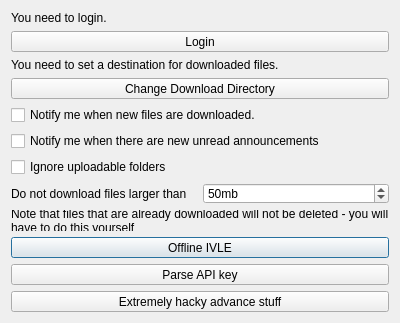
Above: settingsdialog.ui from Geraldcdx/IVLEDownloader before the change. Below: the same form after it.
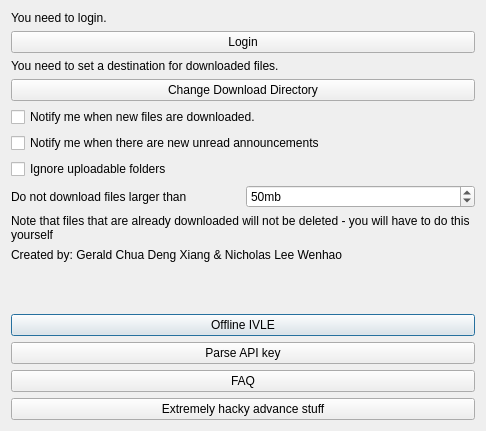
That is the form after the change. Icons and pictures are not drawn.

What changed in the file:
```diff
--- a/settingsdialog.ui
+++ b/settingsdialog.ui
@@ -9,8 +9,8 @@
    <rect>
     <x>0</x>
     <y>0</y>
-    <width>400</width>
-    <height>317</height>
+    <width>486</width>
+    <height>431</height>
    </rect>
   </property>
   <property name="windowTitle">
@@ -149,6 +149,13 @@
      </property>
     </widget>
    </item>
+   <item>
+    <widget class="QLabel" name="label_5">
+     <property name="text">
+      <string>Created by: Gerald Chua Deng Xiang &amp; Nicholas Lee Wenhao</string>
+     </property>
+    </widget>
+   </item>
    <item>
     <spacer name="verticalSpacer">
      <property name="orientation">
@@ -176,6 +183,13 @@
      </property>
     </widget>
    </item>
+   <item>
+    <widget class="QPushButton" name="pushButton_6">
+     <property name="text">
+      <string>FAQ</string>
+     </property>
+    </widget>
+   </item>
    <item>
     <widget class="QPushButton" name="pushButton_3">
      <property name="text">
```
